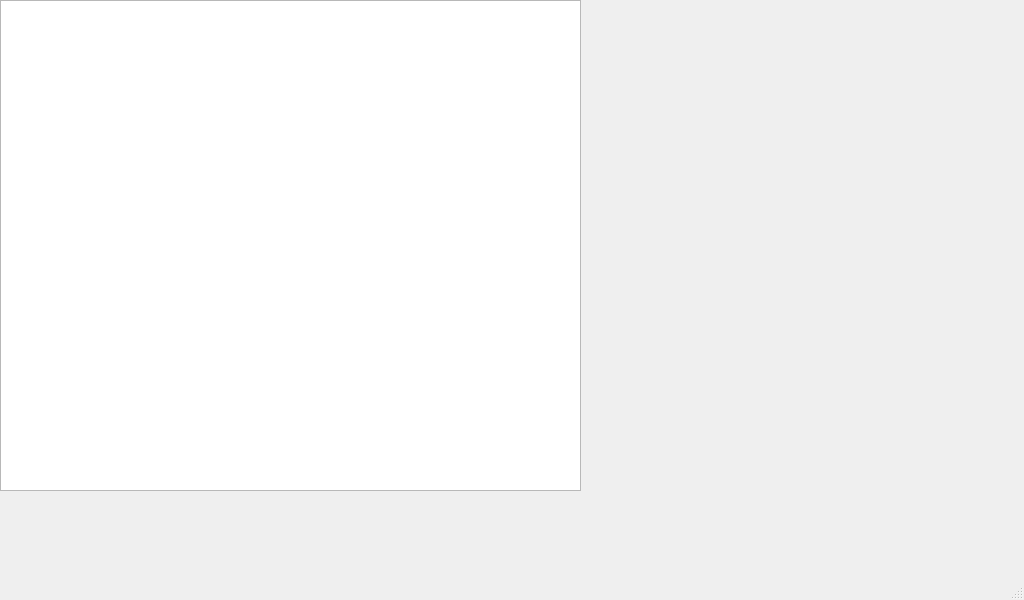
Above: Ltem_Sorting/scancolor.ui from YiHangCalm/WorldSkillsCompetition before the change. Below: the same form after it.
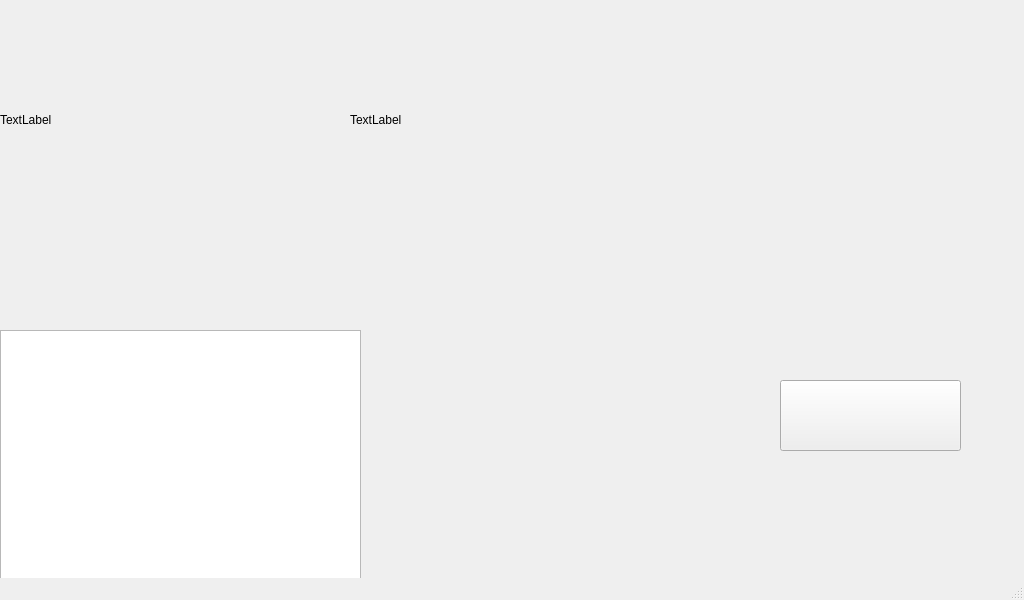
That is the form after the change. Icons and pictures are not drawn.

The edit to the form file:
```diff
--- a/Ltem_Sorting/scancolor.ui
+++ b/Ltem_Sorting/scancolor.ui
@@ -43,9 +43,9 @@
     <property name="geometry">
      <rect>
       <x>0</x>
-      <y>0</y>
-      <width>581</width>
-      <height>491</height>
+      <y>330</y>
+      <width>361</width>
+      <height>251</height>
      </rect>
     </property>
    </widget>
@@ -67,6 +67,48 @@
      <string/>
     </property>
    </widget>
+   <widget class="QLabel" name="HSV">
+    <property name="geometry">
+     <rect>
+      <x>350</x>
+      <y>0</y>
+      <width>320</width>
+      <height>240</height>
+     </rect>
+    </property>
+    <property name="text">
+     <string>TextLabel</string>
+    </property>
+   </widget>
+   <widget class="QLabel" name="bin">
+    <property name="geometry">
+     <rect>
+      <x>0</x>
+      <y>0</y>
+      <width>320</width>
+      <height>240</height>
+     </rect>
+    </property>
+    <property name="text">
+     <string>TextLabel</string>
+    </property>
+   </widget>
+   <widget class="QPushButton" name="adjust">
+    <property name="geometry">
+     <rect>
+      <x>780</x>
+      <y>380</y>
+      <width>181</width>
+      <height>71</height>
+     </rect>
+    </property>
+    <property name="font">
+     <font/>
+    </property>
+    <property name="text">
+     <string/>
+    </property>
+   </widget>
   </widget>
   <widget class="QMenuBar" name="menubar">
    <property name="geometry">
```
